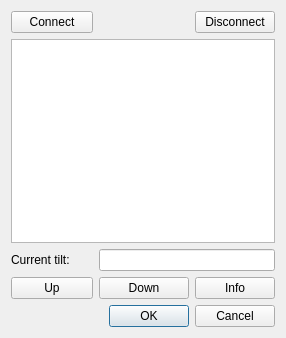
Qt form src/KinectMotorControlWrapper/motor_control.ui (ALEXJAZZ008008/KinectLibraries) before a commit.
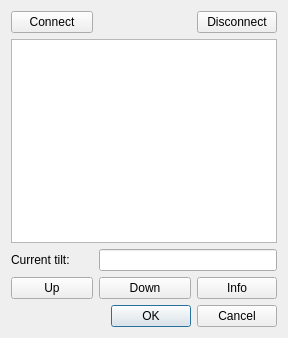
The same form after that commit. Icons and pictures are not drawn.

Diff of the .ui file:
```diff
--- a/src/KinectMotorControlWrapper/motor_control.ui
+++ b/src/KinectMotorControlWrapper/motor_control.ui
@@ -6,7 +6,7 @@
    <rect>
     <x>0</x>
     <y>0</y>
-    <width>286</width>
+    <width>288</width>
     <height>338</height>
    </rect>
   </property>
```
Left out of the diff: 9 changed lines with no effect on the pictures.
